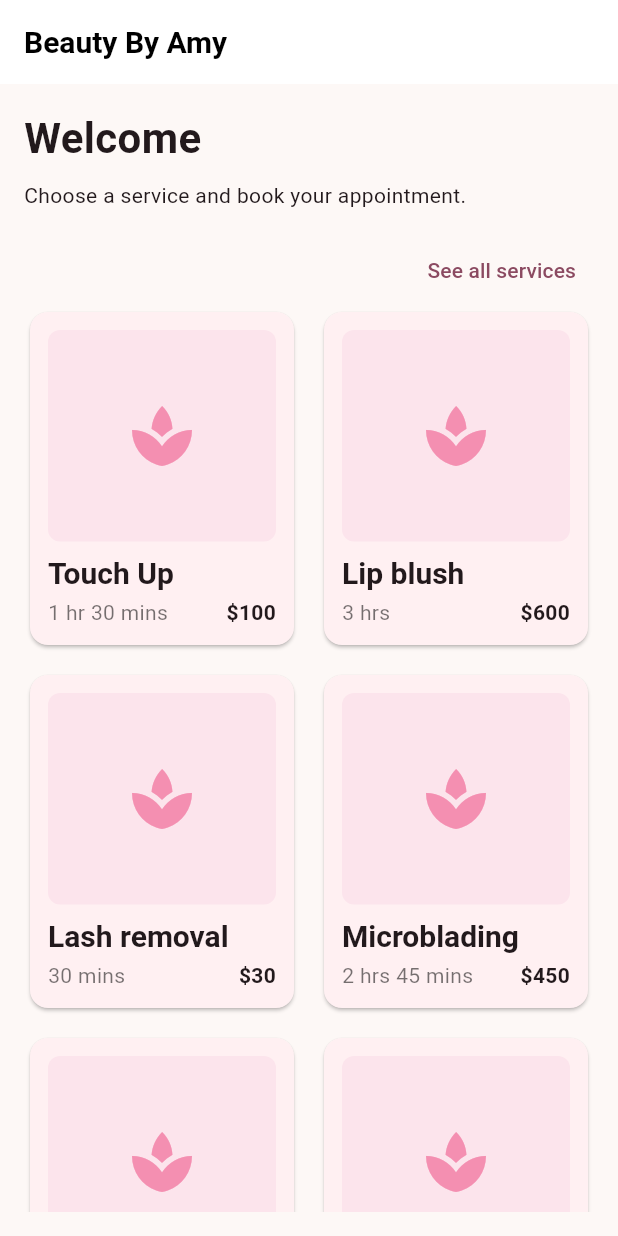
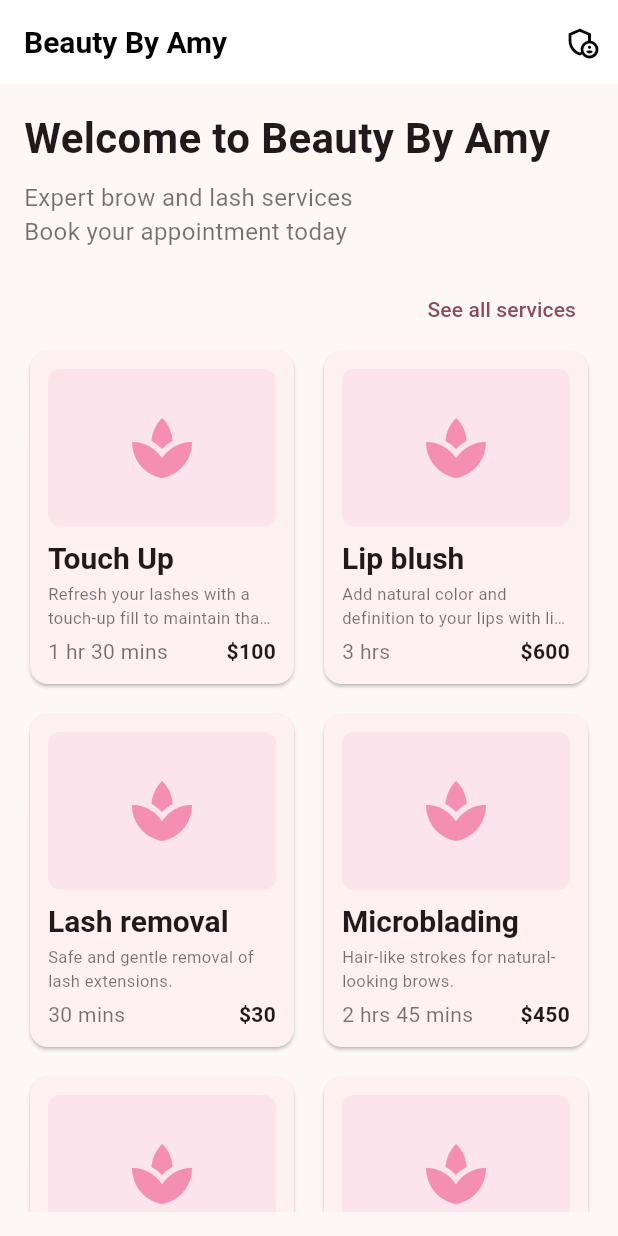
Before and after one commit to JustinSu11/BeautyByAmy, a Flutter app: the screen it shows after launch, on a phone screen of 412 x 824 dp. Run offline on Flutter 3.47's test engine with Material 3 defaults, Android fonts, the phone set to English and light mode, and no system bars; our stand-ins replace flutter_dotenv, flutter_riverpod, flutter_secure_storage, go_router, hive_flutter; accounts and stored records are empty.

Commit message:
Enhance UI with descriptions and admin access button
Co-authored-by: JustinSu11 <127140341+JustinSu11@users.noreply.github.com>

```diff
--- a/mobile_flutter/lib/ui/screens/landing_screen.dart
+++ b/mobile_flutter/lib/ui/screens/landing_screen.dart
@@ -12,18 +12,30 @@ class LandingScreen extends ConsumerWidget {
   Widget build(BuildContext context, WidgetRef ref) {
     final services = ref.watch(servicesListProvider);
     return Scaffold(
-      appBar: AppBar(title: const Text('Beauty By Amy')),
+      appBar: AppBar(
+        title: const Text('Beauty By Amy'),
+        actions: [
+          IconButton(
+            icon: const Icon(Icons.admin_panel_settings_outlined),
+            onPressed: () => context.push('/admin'),
+            tooltip: 'Admin',
+          ),
+        ],
+      ),
       body: Padding(
         padding: const EdgeInsets.all(16.0),
         child: Column(
           crossAxisAlignment: CrossAxisAlignment.start,
           children: [
             const Text(
-              'Welcome',
+              'Welcome to Beauty By Amy',
               style: TextStyle(fontSize: 28, fontWeight: FontWeight.bold),
             ),
             const SizedBox(height: 8),
-            const Text('Choose a service and book your appointment.'),
+            const Text(
+              'Expert brow and lash services\nBook your appointment today',
+              style: TextStyle(fontSize: 16, color: Colors.black54),
+            ),
             const SizedBox(height: 16),
             Align(
               alignment: Alignment.centerRight,
@@ -46,6 +58,7 @@ class LandingScreen extends ConsumerWidget {
                   return ServiceCard(
                     name: s.name,
                     subtitle: s.time,
+                    description: s.description,
                     price: s.price == null
                         ? 'Varies'
                         : '\$${s.price!.toStringAsFixed(0)}',
--- a/mobile_flutter/lib/ui/screens/service_list_screen.dart
+++ b/mobile_flutter/lib/ui/screens/service_list_screen.dart
@@ -28,6 +28,7 @@ class ServiceListScreen extends ConsumerWidget {
             return ServiceCard(
               name: s.name,
               subtitle: s.time,
+              description: s.description,
               price: s.price == null
                   ? 'Varies'
                   : '\$${s.price!.toStringAsFixed(0)}',
--- a/mobile_flutter/lib/ui/widgets/service_card.dart
+++ b/mobile_flutter/lib/ui/widgets/service_card.dart
@@ -4,6 +4,7 @@ class ServiceCard extends StatelessWidget {
   final String name;
   final String subtitle;
   final String price;
+  final String? description;
   final VoidCallback? onTap;
   final bool depositRequired;
 
@@ -12,6 +13,7 @@ class ServiceCard extends StatelessWidget {
     required this.name,
     required this.subtitle,
     required this.price,
+    this.description,
     this.onTap,
     this.depositRequired = false,
   });
@@ -45,6 +47,15 @@ class ServiceCard extends StatelessWidget {
               const SizedBox(height: 8),
               Text(name, style: Theme.of(context).textTheme.titleLarge),
               const SizedBox(height: 4),
+              if (description != null && description!.isNotEmpty) ...[
+                Text(
+                  description!,
+                  maxLines: 2,
+                  overflow: TextOverflow.ellipsis,
+                  style: const TextStyle(fontSize: 11, color: Colors.black54),
+                ),
+                const SizedBox(height: 4),
+              ],
               Row(
                 mainAxisAlignment: MainAxisAlignment.spaceBetween,
                 children: [
```
